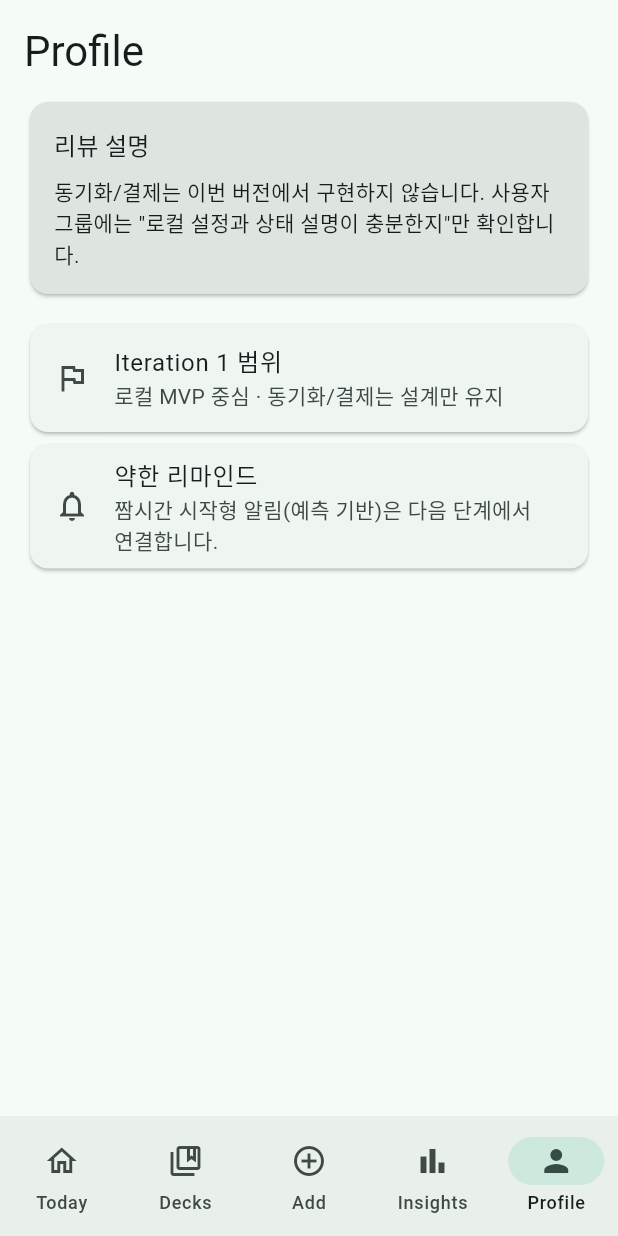
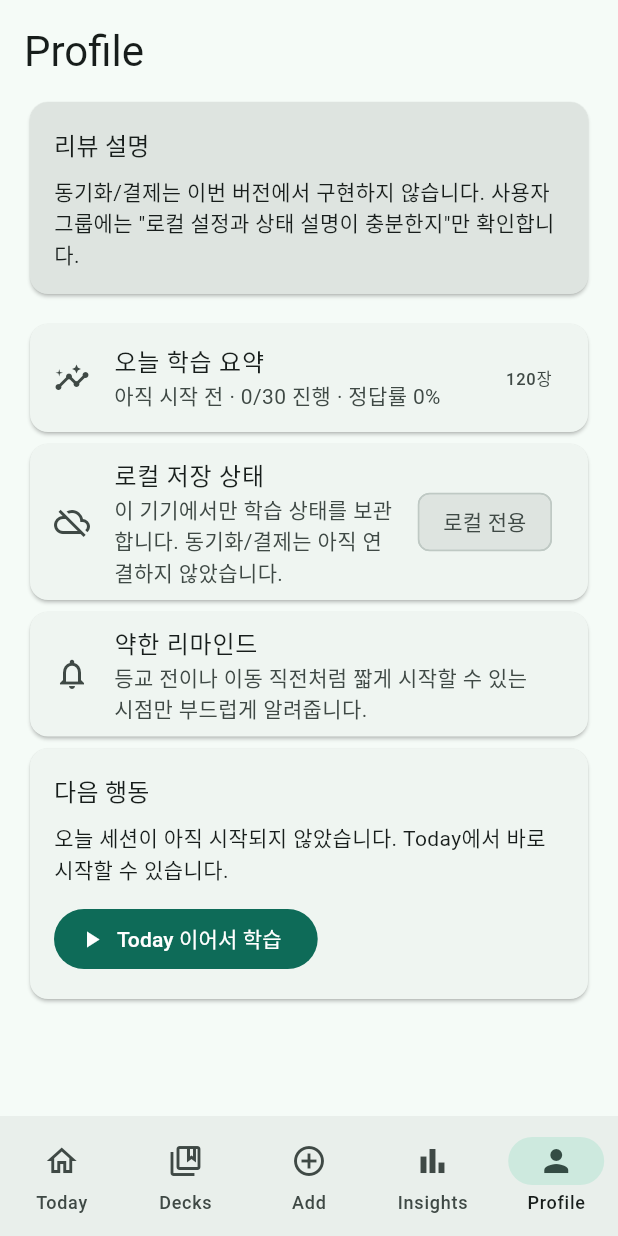
Before and after one commit to 0807ksc/repeato, a Flutter app: the screen it shows after launch, item 5 of the bottom bar chosen, on a phone screen of 412 x 824 dp. Run offline on Flutter 3.47's test engine with Material 3 defaults, Android fonts, the phone set to English and light mode, and no system bars.

Commit message:
feat: add profile trust summary (#8)
Co-authored-by: sungchul kang <sungchulkang@sungchului-MacBookPro.local>

```diff
--- a/app/lib/app_root.dart
+++ b/app/lib/app_root.dart
@@ -152,7 +152,11 @@ class _AppRootState extends State<AppRoot> {
         stats: _stats,
         onStartToday: () => setState(() => _currentIndex = 0),
       ),
-      const ProfileScreen(),
+      ProfileScreen(
+        stats: _stats,
+        totalCards: _cards.length,
+        onResumeToday: () => setState(() => _currentIndex = 0),
+      ),
     ];
 
     return Scaffold(
--- a/app/lib/screens/profile_screen.dart
+++ b/app/lib/screens/profile_screen.dart
@@ -1,12 +1,30 @@
 import 'package:flutter/material.dart';
 
+import '../models/session_stats.dart';
 import '../widgets/review_note_card.dart';
 
 class ProfileScreen extends StatelessWidget {
-  const ProfileScreen({super.key});
+  const ProfileScreen({
+    super.key,
+    required this.stats,
+    required this.totalCards,
+    required this.onResumeToday,
+  });
+
+  final SessionStats stats;
+  final int totalCards;
+  final VoidCallback onResumeToday;
 
   @override
   Widget build(BuildContext context) {
+    final solved = stats.known + stats.unsure + stats.again;
+    final accuracy = solved == 0 ? 0 : ((stats.known / solved) * 100).round();
+    final statusText = solved == 0
+        ? '아직 시작 전'
+        : stats.done
+            ? '오늘 목표 달성'
+            : '오늘 학습 진행 중';
+
     return ListView(
       padding: const EdgeInsets.all(16),
       children: [
@@ -17,18 +35,55 @@ class ProfileScreen extends StatelessWidget {
           body: '동기화/결제는 이번 버전에서 구현하지 않습니다. 사용자 그룹에는 "로컬 설정과 상태 설명이 충분한지"만 확인합니다.',
         ),
         const SizedBox(height: 12),
-        const Card(
+        Card(
           child: ListTile(
-            leading: Icon(Icons.flag_outlined),
-            title: Text('Iteration 1 범위'),
-            subtitle: Text('로컬 MVP 중심 · 동기화/결제는 설계만 유지'),
+            leading: const Icon(Icons.insights_outlined),
+            title: const Text('오늘 학습 요약'),
+            subtitle: Text(
+              '$statusText · ${stats.completed}/${stats.target} 진행 · 정답률 $accuracy%',
+            ),
+            trailing: Text('$totalCards장'),
+          ),
+        ),
+        Card(
+          child: ListTile(
+            leading: const Icon(Icons.cloud_off_outlined),
+            title: const Text('로컬 저장 상태'),
+            subtitle: const Text('이 기기에서만 학습 상태를 보관합니다. 동기화/결제는 아직 연결하지 않았습니다.'),
+            trailing: Chip(
+              label: const Text('로컬 전용'),
+              backgroundColor: Theme.of(context).colorScheme.surfaceContainerHighest,
+            ),
           ),
         ),
         const Card(
           child: ListTile(
             leading: Icon(Icons.notifications_none),
             title: Text('약한 리마인드'),
-            subtitle: Text('짬시간 시작형 알림(예측 기반)은 다음 단계에서 연결합니다.'),
+            subtitle: Text('등교 전이나 이동 직전처럼 짧게 시작할 수 있는 시점만 부드럽게 알려줍니다.'),
+          ),
+        ),
+        Card(
+          child: Padding(
+            padding: const EdgeInsets.all(16),
+            child: Column(
+              crossAxisAlignment: CrossAxisAlignment.start,
+              children: [
+                Text('다음 행동', style: Theme.of(context).textTheme.titleMedium),
+                const SizedBox(height: 8),
+                Text(
+                  solved == 0
+                      ? '오늘 세션이 아직 시작되지 않았습니다. Today에서 바로 시작할 수 있습니다.'
+                      : '현재 세션이 저장돼 있습니다. Today로 돌아가 이어서 학습하세요.',
+                ),
+                const SizedBox(height: 12),
+                FilledButton.icon(
+                  onPressed: onResumeToday,
+                  icon: const Icon(Icons.play_arrow),
+                  label: const Text('Today 이어서 학습'),
+                ),
+              ],
+            ),
           ),
         ),
       ],
```
Also changed, not shown: 4 other files.
